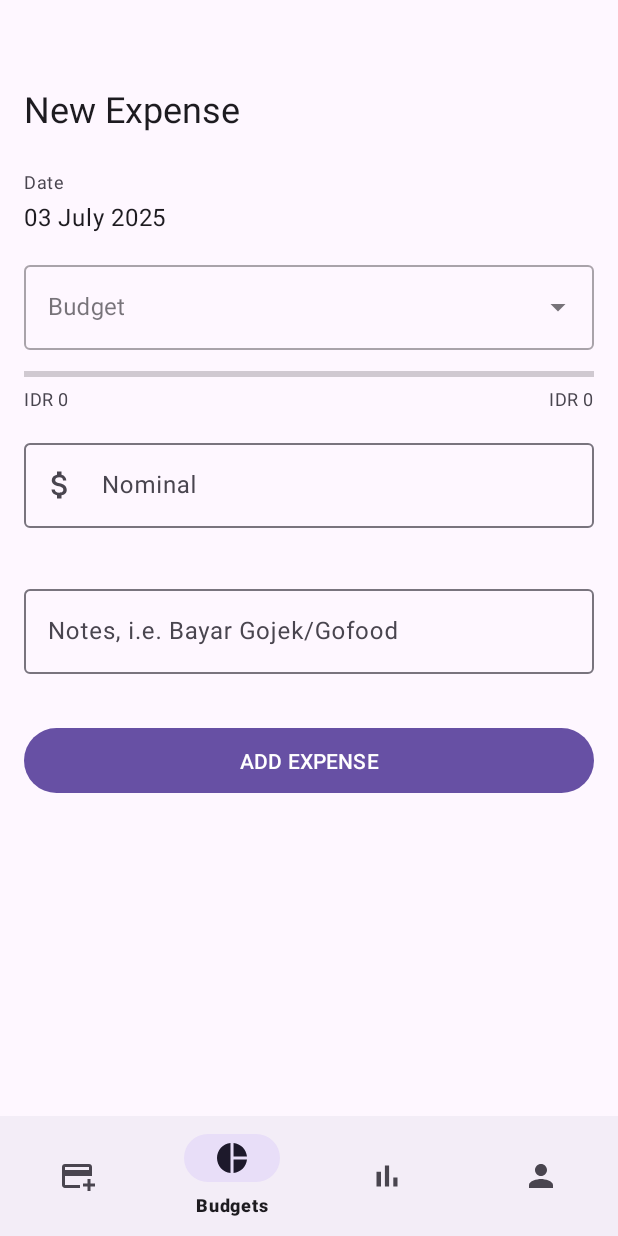
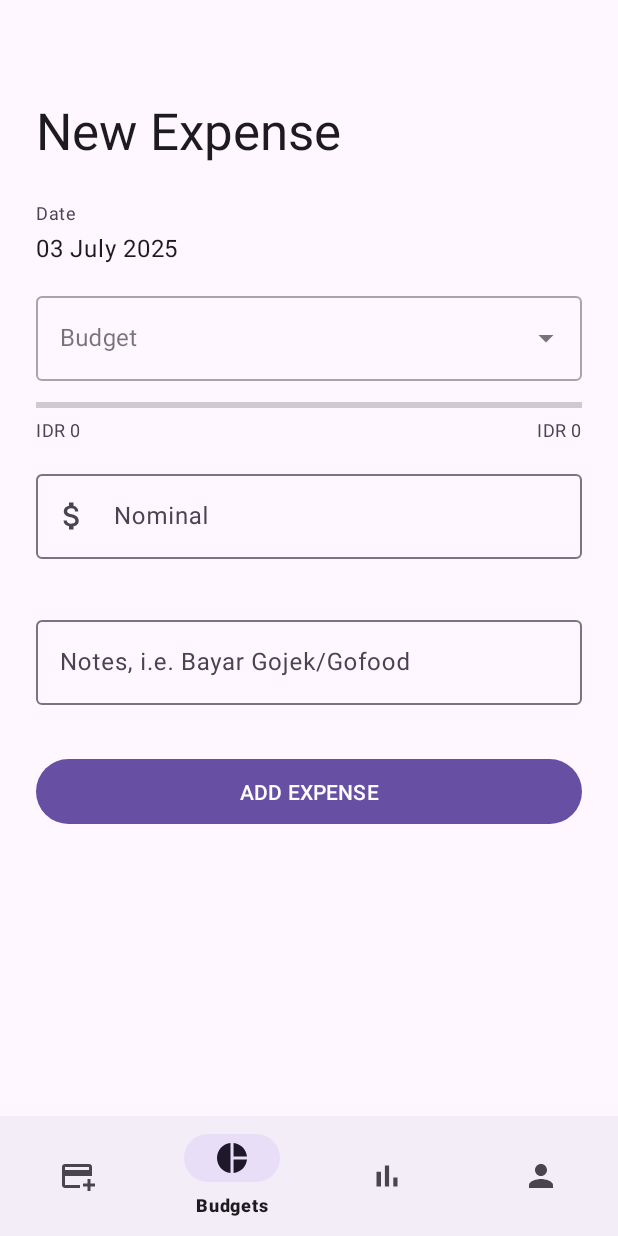
Before and after one commit to WhoIsLiLY/Expense_Tracker, an Android app: the NewExpenseFragment screen opened through its navigation route, on a phone screen of 412 x 824 dp. Run offline under Robolectric (Android 15) with nearby library versions, the phone set to English and light mode, and no system bars; our stand-ins replace Room's generated code, navigation-ui.

Commit message:
Finishing UI

```diff
--- a/app/src/main/res/layout/fragment_new_expense.xml
+++ b/app/src/main/res/layout/fragment_new_expense.xml
@@ -4,16 +4,17 @@
     xmlns:tools="http://schemas.android.com/tools"
     android:layout_width="match_parent"
     android:layout_height="match_parent"
-    android:padding="16dp"
     tools:context=".view.NewExpenseFragment">
 
     <TextView
         android:id="@+id/textTitle"
         android:layout_width="wrap_content"
         android:layout_height="wrap_content"
-        android:layout_marginTop="40dp"
+        android:layout_marginStart="24dp"
+        android:layout_marginTop="64dp"
         android:text="New Expense"
         android:textAppearance="@style/TextAppearance.MaterialComponents.Headline5"
+        android:textSize="34sp"
         app:layout_constraintStart_toStartOf="parent"
         app:layout_constraintTop_toTopOf="parent" />
 
@@ -21,6 +22,7 @@
         android:id="@+id/labelDate"
         android:layout_width="wrap_content"
         android:layout_height="wrap_content"
+        android:layout_marginStart="24dp"
         android:layout_marginTop="24dp"
         android:text="Date"
         android:textAppearance="@style/TextAppearance.MaterialComponents.Caption"
@@ -31,6 +33,7 @@
         android:id="@+id/textDate"
         android:layout_width="wrap_content"
         android:layout_height="wrap_content"
+        android:layout_marginStart="24dp"
         android:layout_marginTop="4dp"
         android:textAppearance="@style/TextAppearance.MaterialComponents.Body1"
         app:layout_constraintStart_toStartOf="parent"
@@ -42,7 +45,9 @@
         style="@style/Widget.MaterialComponents.TextInputLayout.OutlinedBox.ExposedDropdownMenu"
         android:layout_width="0dp"
         android:layout_height="wrap_content"
+        android:layout_marginStart="24dp"
         android:layout_marginTop="16dp"
+        android:layout_marginEnd="24dp"
         android:hint="Budget"
         app:layout_constraintEnd_toEndOf="parent"
         app:layout_constraintStart_toStartOf="parent"
@@ -62,7 +67,9 @@
         style="?android:attr/progressBarStyleHorizontal"
         android:layout_width="0dp"
         android:layout_height="wrap_content"
+        android:layout_marginStart="24dp"
         android:layout_marginTop="8dp"
+        android:layout_marginEnd="24dp"
         app:layout_constraintEnd_toEndOf="parent"
         app:layout_constraintStart_toStartOf="parent"
         app:layout_constraintTop_toBottomOf="@id/menuBudget"
@@ -72,6 +79,7 @@
         android:id="@+id/textBudgetUsed"
         android:layout_width="wrap_content"
         android:layout_height="wrap_content"
+        android:layout_marginStart="24dp"
         android:textAppearance="@style/TextAppearance.MaterialComponents.Caption"
         app:layout_constraintStart_toStartOf="parent"
         app:layout_constraintTop_toBottomOf="@id/progressBarBudget"
@@ -81,6 +89,7 @@
         android:id="@+id/textBudgetMax"
         android:layout_width="wrap_content"
         android:layout_height="wrap_content"
+        android:layout_marginEnd="24dp"
         android:textAppearance="@style/TextAppearance.MaterialComponents.Caption"
         app:layout_constraintEnd_toEndOf="parent"
         app:layout_constraintTop_toBottomOf="@id/progressBarBudget"
@@ -90,7 +99,9 @@
         android:id="@+id/textFieldNominal"
         android:layout_width="0dp"
         android:layout_height="wrap_content"
+        android:layout_marginStart="24dp"
         android:layout_marginTop="16dp"
+        android:layout_marginEnd="24dp"
         android:hint="Nominal"
         app:endIconMode="none"
         app:layout_constraintEnd_toEndOf="parent"
@@ -110,7 +121,8 @@
         android:id="@+id/textBudgetLeft"
         android:layout_width="wrap_content"
         android:layout_height="wrap_content"
-        app:layout_constraintStart_toStartOf="@id/textFieldNominal"
+        android:layout_marginStart="24dp"
+        app:layout_constraintStart_toStartOf="parent"
         app:layout_constraintTop_toBottomOf="@id/textFieldNominal"
         tools:text="(IDR 600.000 left)" />
 
@@ -118,7 +130,9 @@
         android:id="@+id/textFieldNotes"
         android:layout_width="0dp"
         android:layout_height="wrap_content"
+        android:layout_marginStart="24dp"
         android:layout_marginTop="16dp"
+        android:layout_marginEnd="24dp"
         android:hint="Notes, i.e. Bayar Gojek/Gofood"
         app:layout_constraintEnd_toEndOf="parent"
         app:layout_constraintStart_toStartOf="parent"
@@ -135,7 +149,9 @@
         android:id="@+id/buttonAddExpense"
         android:layout_width="0dp"
         android:layout_height="wrap_content"
+        android:layout_marginStart="24dp"
         android:layout_marginTop="32dp"
+        android:layout_marginEnd="24dp"
         android:paddingVertical="12dp"
         android:text="ADD EXPENSE"
         app:layout_constraintEnd_toEndOf="parent"
```
